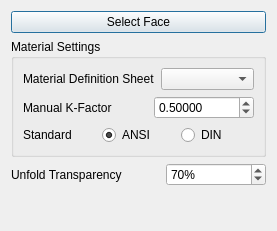
The window that Resources/panels/UnfoldOptions.ui (shaise/FreeCAD_SheetMetal) describes before a commit, drawn with Qt 5.
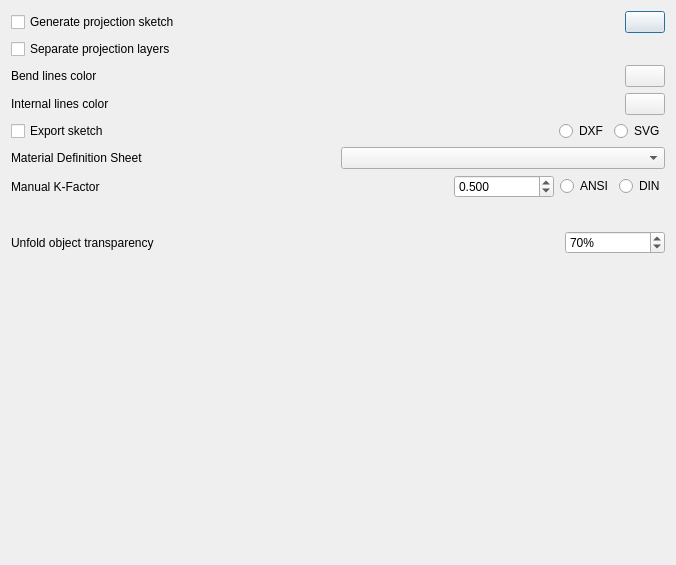
The same window after the commit. Custom widgets are drawn as their Qt base class.

```diff
--- a/Resources/panels/UnfoldOptions.ui
+++ b/Resources/panels/UnfoldOptions.ui
@@ -6,8 +6,8 @@
    <rect>
     <x>0</x>
     <y>0</y>
-    <width>277</width>
-    <height>231</height>
+    <width>676</width>
+    <height>565</height>
    </rect>
   </property>
   <property name="windowTitle">
@@ -15,21 +15,148 @@
   </property>
   <layout class="QVBoxLayout" name="verticalLayout">
    <item>
-    <widget class="QPushButton" name="selectFaceButton">
+    <layout class="QHBoxLayout" name="horizontalLayout_3">
+     <item>
+      <widget class="QCheckBox" name="chkSketch">
      <property name="text">
-      <string>Select Face</string>
-     </property>
-     <property name="checkable">
+        <string>Generate projection sketch</string>
+       </property>
+      </widget>
+     </item>
+     <item>
+      <spacer name="horizontalSpacer_4">
+       <property name="orientation">
+        <enum>Qt::Horizontal</enum>
+       </property>
+       <property name="sizeHint" stdset="0">
+        <size>
+         <width>40</width>
+         <height>20</height>
+        </size>
+       </property>
+      </spacer>
+     </item>
+     <item>
+      <widget class="Gui::ColorButton" name="genColor">
+       <property name="color" stdset="0">
+        <color>
+         <red>66</red>
+         <green>203</green>
+         <blue>105</blue>
+        </color>
+       </property>
+      </widget>
+     </item>
+    </layout>
+   </item>
+   <item>
+    <widget class="QCheckBox" name="chkSeparate">
+     <property name="text">
+      <string>Separate projection layers</string>
+     </property>
+    </widget>
+   </item>
+   <item>
+    <layout class="QHBoxLayout" name="horizontalLayout_5">
+     <item>
+      <widget class="QLabel" name="label_2">
+       <property name="text">
+        <string>Bend lines color</string>
+       </property>
+      </widget>
+     </item>
+     <item>
+      <spacer name="horizontalSpacer_3">
+       <property name="orientation">
+        <enum>Qt::Horizontal</enum>
+       </property>
+       <property name="sizeHint" stdset="0">
+        <size>
+         <width>40</width>
+         <height>20</height>
+        </size>
+       </property>
+      </spacer>
+     </item>
+     <item>
+      <widget class="Gui::ColorButton" name="bendColor"/>
+     </item>
+    </layout>
+   </item>
+   <item>
+    <layout class="QHBoxLayout" name="horizontalLayout_4">
+     <item>
+      <widget class="QLabel" name="label_3">
+       <property name="text">
+        <string>Internal lines color</string>
+       </property>
+      </widget>
+     </item>
+     <item>
+      <spacer name="horizontalSpacer_2">
+       <property name="orientation">
+        <enum>Qt::Horizontal</enum>
+       </property>
+       <property name="sizeHint" stdset="0">
+        <size>
+         <width>40</width>
+         <height>20</height>
+        </size>
+       </property>
+      </spacer>
+     </item>
+     <item>
+      <widget class="Gui::ColorButton" name="internalColor"/>
+     </item>
+    </layout>
+   </item>
+   <item>
+    <layout class="QHBoxLayout" name="horizontalLayout_7">
+     <property name="leftMargin">
+      <number>0</number>
+     </property>
+     <item>
+      <widget class="QCheckBox" name="chkExport">
+       <property name="text">
+        <string>Export sketch</string>
+       </property>
+      </widget>
+     </item>
+     <item>
+      <spacer name="horizontalSpacer_5">
+       <property name="orientation">
+        <enum>Qt::Horizontal</enum>
+       </property>
+       <property name="sizeHint" stdset="0">
+        <size>
+         <width>40</width>
+         <height>20</height>
+        </size>
+       </property>
+      </spacer>
+     </item>
+     <item>
+      <widget class="QRadioButton" name="dxfExport">
+       <property name="text">
+        <string>DXF</string>
+       </property>
+       <property name="autoExclusive">
       <bool>true</bool>
      </property>
     </widget>
    </item>
    <item>
-    <widget class="QGroupBox" name="groupBox">
-     <property name="title">
-      <string>Material Settings</string>
-     </property>
-     <layout class="QVBoxLayout" name="verticalLayout_2">
+      <widget class="QRadioButton" name="svgExport">
+       <property name="text">
+        <string>SVG</string>
+       </property>
+       <attribute name="buttonGroup">
+        <string notr="true">exportGroup</string>
+       </attribute>
+      </widget>
+     </item>
+    </layout>
+   </item>
       <item>
        <layout class="QHBoxLayout" name="materalDefinitionSheetLayout">
         <item>
@@ -40,14 +167,7 @@
          </widget>
         </item>
         <item>
-         <widget class="QComboBox" name="availableMds">
-          <property name="sizePolicy">
-           <sizepolicy hsizetype="Preferred" vsizetype="Fixed">
-            <horstretch>0</horstretch>
-            <verstretch>0</verstretch>
-           </sizepolicy>
-          </property>
-         </widget>
+      <widget class="QComboBox" name="availableMds"/>
         </item>
        </layout>
       </item>
@@ -58,24 +178,31 @@
         </property>
         <item>
          <widget class="QLabel" name="label_5">
-          <property name="sizePolicy">
-           <sizepolicy hsizetype="Preferred" vsizetype="Preferred">
-            <horstretch>0</horstretch>
-            <verstretch>0</verstretch>
-           </sizepolicy>
-          </property>
           <property name="text">
            <string>Manual K-Factor</string>
           </property>
          </widget>
         </item>
+     <item>
+      <spacer name="horizontalSpacer">
+       <property name="orientation">
+        <enum>Qt::Horizontal</enum>
+       </property>
+       <property name="sizeHint" stdset="0">
+        <size>
+         <width>40</width>
+         <height>20</height>
+        </size>
+       </property>
+      </spacer>
+     </item>
         <item>
          <widget class="QDoubleSpinBox" name="kFactSpin">
           <property name="enabled">
            <bool>true</bool>
           </property>
           <property name="sizePolicy">
-           <sizepolicy hsizetype="Preferred" vsizetype="Fixed">
+        <sizepolicy hsizetype="Expanding" vsizetype="Fixed">
             <horstretch>0</horstretch>
             <verstretch>0</verstretch>
            </sizepolicy>
@@ -87,7 +214,7 @@
            </size>
           </property>
           <property name="decimals">
-           <number>5</number>
+        <number>3</number>
           </property>
           <property name="maximum">
            <double>2.000000000000000</double>
@@ -100,28 +227,11 @@
           </property>
          </widget>
         </item>
-       </layout>
-      </item>
-      <item>
-       <layout class="QHBoxLayout" name="horizontalLayout_3">
-        <property name="topMargin">
-         <number>0</number>
-        </property>
-        <item>
-         <widget class="QLabel" name="label_2">
-          <property name="text">
-           <string>Standard</string>
-          </property>
-         </widget>
-        </item>
         <item>
          <widget class="QRadioButton" name="kfactorAnsi">
           <property name="text">
            <string>ANSI</string>
           </property>
-          <property name="checked">
-           <bool>true</bool>
-          </property>
           <attribute name="buttonGroup">
            <string notr="true">kFactorStandardGroup</string>
           </attribute>
@@ -138,9 +248,6 @@
          </widget>
         </item>
        </layout>
-      </item>
-     </layout>
-    </widget>
    </item>
    <item>
     <layout class="QHBoxLayout" name="horizontalLayout_2">
@@ -159,7 +266,7 @@
         </sizepolicy>
        </property>
        <property name="text">
-        <string>Unfold Transparency</string>
+        <string>Unfold object transparency</string>
        </property>
       </widget>
      </item>
@@ -198,13 +305,20 @@
      <property name="sizeHint" stdset="0">
       <size>
        <width>20</width>
-       <height>40</height>
+       <height>272</height>
       </size>
      </property>
     </spacer>
    </item>
   </layout>
  </widget>
+ <customwidgets>
+  <customwidget>
+   <class>Gui::ColorButton</class>
+   <extends>QPushButton</extends>
+   <header>Gui/Widgets.h</header>
+  </customwidget>
+ </customwidgets>
  <resources/>
  <connections/>
  <buttongroups>
```
Left out of the diff: 12 changed lines with no effect on the pictures. Lines whose indentation alone changed are shown as unchanged.
